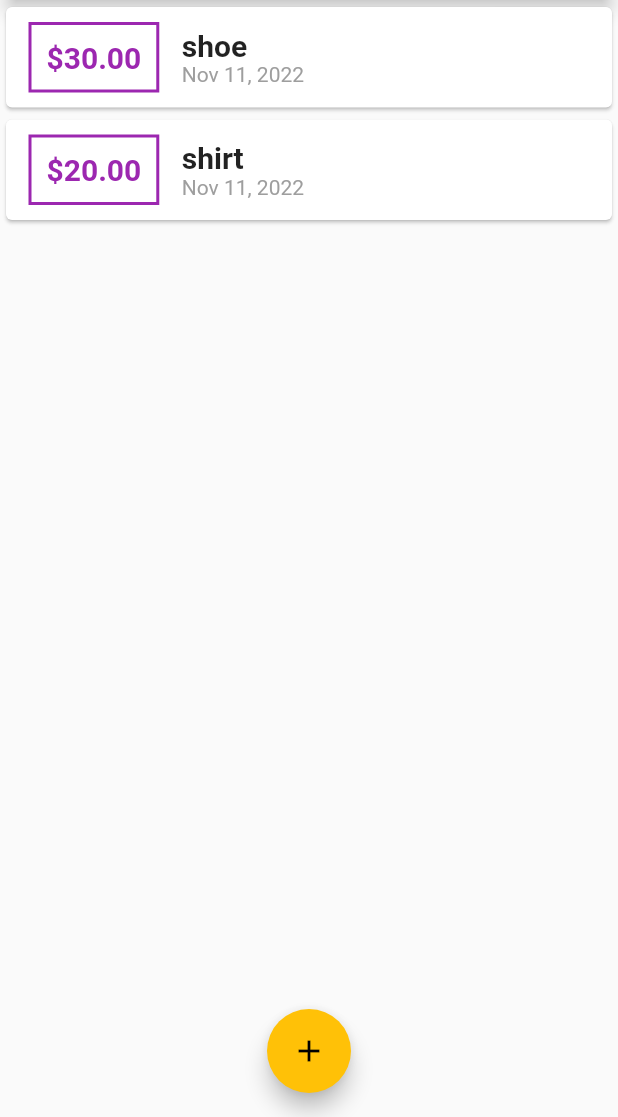
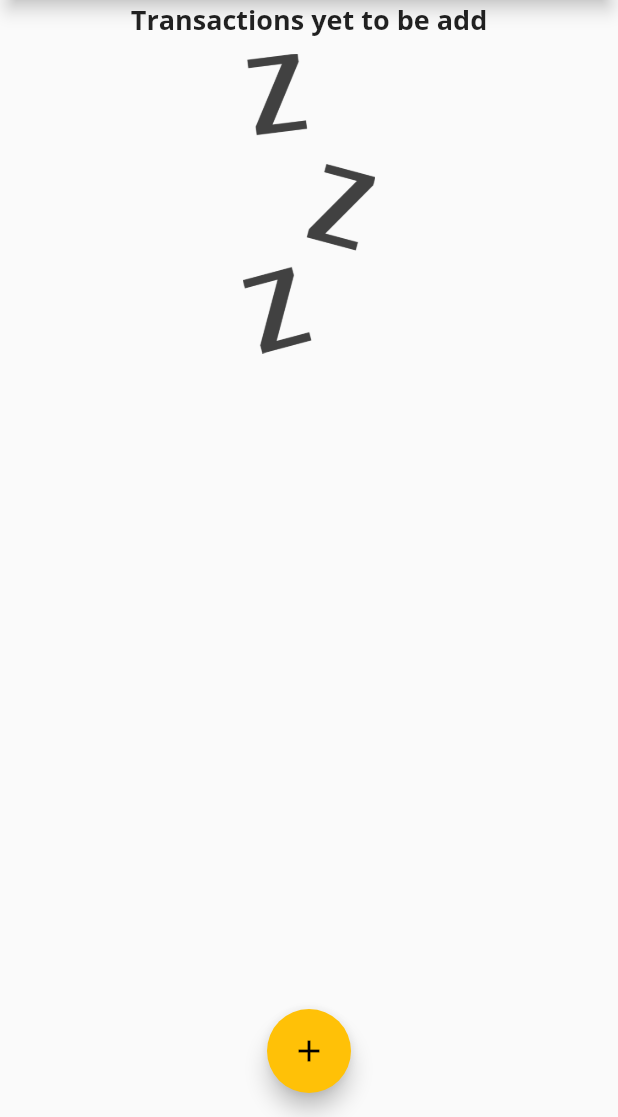
Before and after one commit to stanzealot/expense_planner, a Flutter app: the screen it shows after launch, on a phone screen of 412 x 824 dp, the part 119-1236 px from its top. Run offline on Flutter 3.47's test engine with Material 2 defaults, Android fonts, the phone set to English and light mode, and no system bars; missing offline and left inert: dart:ffi.

Commit message:
add and configure font and image

```diff
--- a/lib/main.dart
+++ b/lib/main.dart
@@ -26,12 +26,10 @@ class MyApp extends StatelessWidget {
           )
         ),
         appBarTheme: AppBarTheme(
-          textTheme: ThemeData.light().textTheme.copyWith(
-            headline6: TextStyle(
-              fontFamily: 'OpenSans',
-              fontSize: 20,
-              fontWeight: FontWeight.bold
-            )
+            titleTextStyle: TextStyle(
+            fontFamily: 'OpenSans',
+            fontSize: 20,
+            fontWeight: FontWeight.bold
           )
         )
 
@@ -50,8 +48,7 @@ class MyHomePage extends StatefulWidget {
 class _MyHomePageState extends State<MyHomePage> {
 
   final List<Transaction> useTransaction = [
-    Transaction(id: "t1", title: "shoe", amount: 30.0, date: DateTime.now()),
-    Transaction(id: "t2", title: "shirt", amount: 20.0, date: DateTime.now())
+
   ];
 
   void _addNewTransaction(String txTitle, double txAmount){
@@ -80,7 +77,10 @@ class _MyHomePageState extends State<MyHomePage> {
   Widget build(BuildContext context){
     return Scaffold(
       appBar: AppBar(
-        title: Text("Expense planner"),
+        title: Text("Expense planner",
+
+        ),
+
         actions: [
           IconButton(
             onPressed: ()=>showInputDataWidget(context),
--- a/lib/widgets/transaction_list.dart
+++ b/lib/widgets/transaction_list.dart
@@ -13,7 +13,19 @@ class TransactionList extends StatelessWidget {
 
     return Container(
       height: 300,
-      child:ListView.builder(
+      child:transaction.isEmpty? Column(
+        children: [
+          Text('Transactions yet to be add',style: Theme.of(context).textTheme.headline6,),
+          SizedBox(height: 10,),
+          Container(
+            height: 200,
+
+            child: Image.asset('lib/assets/images/waiting.png',fit: BoxFit.cover,),
+
+            )
+        ],
+      )
+      :ListView.builder(
         itemBuilder:(ctr,index){
           return Card(
                 child: Row(children: [
@@ -37,7 +49,7 @@ class TransactionList extends StatelessWidget {
                   Column(
                     crossAxisAlignment: CrossAxisAlignment.start,
                     children: [
-                    Text(transaction[index].title,style: TextStyle(fontWeight:FontWeight.bold,fontSize:20),),
+                    Text(transaction[index].title,style: Theme.of(context).textTheme.headline6),
                     Text(DateFormat.yMMMd().format(transaction[index].date),style: TextStyle(color:Colors.grey),)
                   ],)
                 ],)
--- a/pubspec.yaml
+++ b/pubspec.yaml
@@ -61,8 +61,8 @@ flutter:
   uses-material-design: true
 
   # To add assets to your application, add an assets section, like this:
-  # assets:
-  #   - images/a_dot_burr.jpeg
+  assets:
+    - lib/assets/images/waiting.png
   #   - images/a_dot_ham.jpeg
 
   # An image asset can refer to one or more resolution-specific "variants", see
```
Also changed, not shown: lib/assets/images/waiting.png (added).
